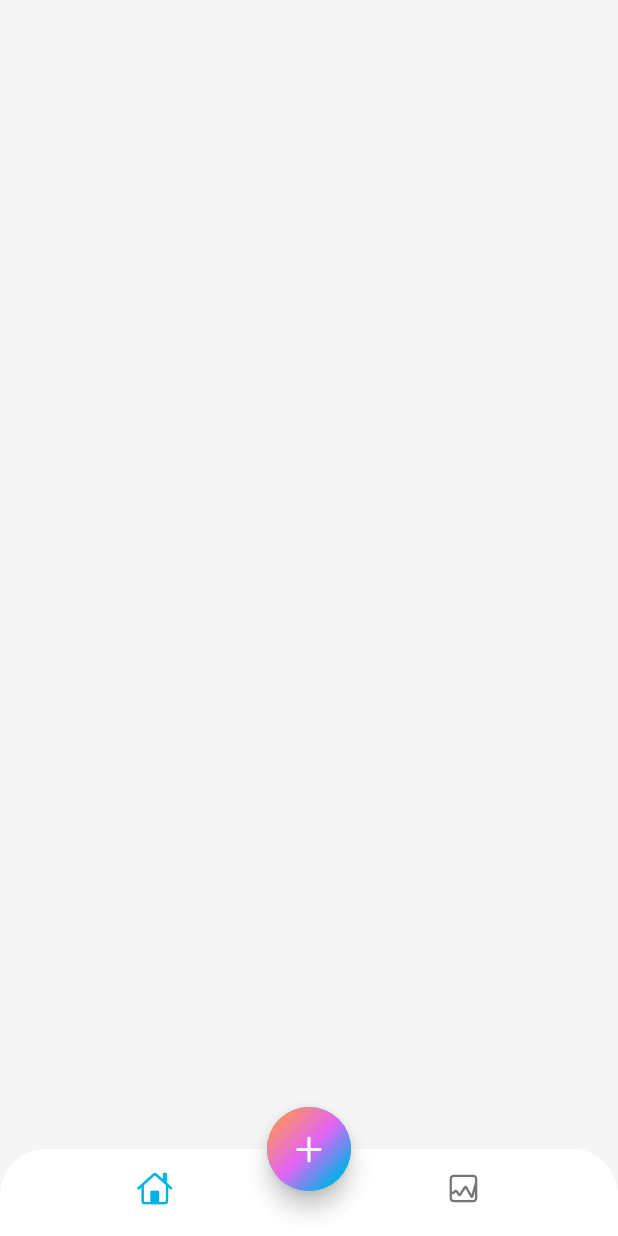
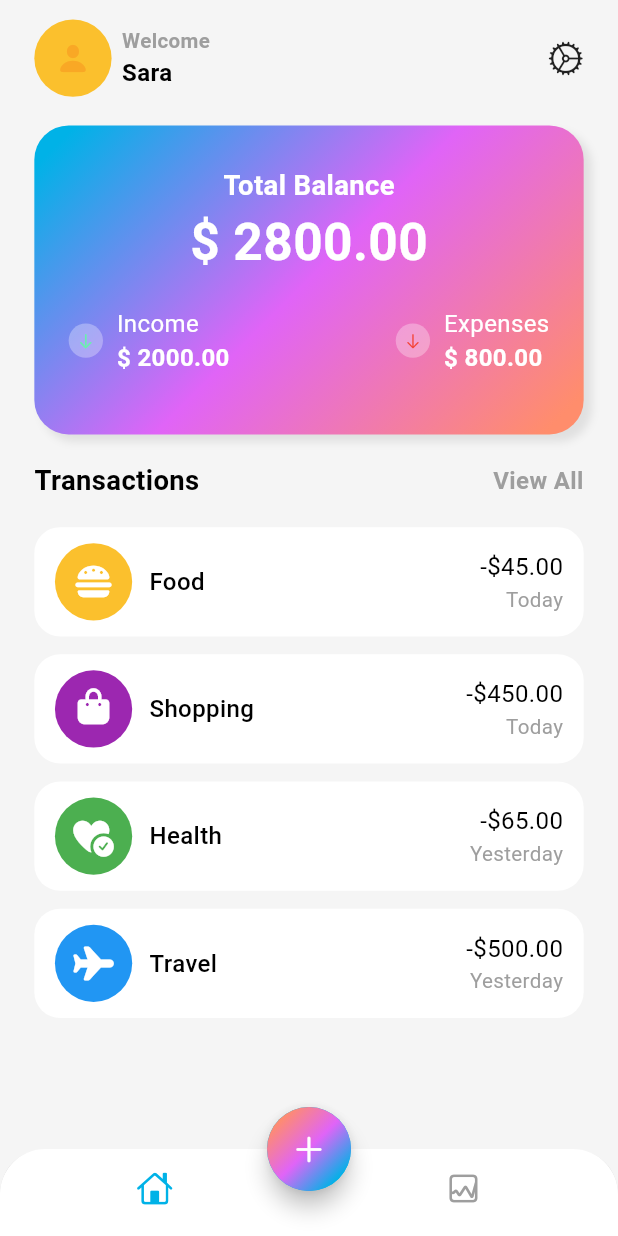
Before and after one commit to Sarahelkholy/expense_tracker, a Flutter app: the screen it shows after launch, on a phone screen of 412 x 824 dp. Run offline on Flutter 3.47's test engine with Material 3 defaults, Android fonts, the phone set to English and light mode, and no system bars; our stand-ins replace fl_chart, flutter_screenutil, font_awesome_flutter.

Commit message:
- created main screen - created transactions data - handeled navigation bar actions - created transaction card widget - created stats screen - created transaction chart

```diff
--- a/lib/app.dart
+++ b/lib/app.dart
@@ -1,11 +1,20 @@
 import 'package:expense_tracker/app_view.dart';
 import 'package:flutter/material.dart';
+import 'package:flutter_screenutil/flutter_screenutil.dart';
 
 class MyApp extends StatelessWidget {
   const MyApp({super.key});
 
   @override
   Widget build(BuildContext context) {
-    return AppView();
+    return ScreenUtilInit(
+      designSize: const Size(360, 690),
+      minTextAdapt: true,
+      splitScreenMode: true,
+      builder: (_, child) {
+        return MaterialApp(debugShowCheckedModeBanner: false, home: child);
+      },
+      child: const AppView(),
+    );
   }
 }
--- a/lib/app_view.dart
+++ b/lib/app_view.dart
@@ -16,6 +16,7 @@ class AppView extends StatelessWidget {
           primary: Color(0xFF00B2E7),
           secondary: Color(0xFFE064F7),
           tertiary: Color(0xFFFF8D6C),
+          outline: Colors.grey,
         ),
       ),
       home: HomeScreen(),
--- /dev/null
+++ b/lib/data/data.dart
@@ -0,0 +1,36 @@
+import 'package:flutter/material.dart';
+import 'package:font_awesome_flutter/font_awesome_flutter.dart';
+
+List transactionsArr = [
+  {
+    'icon': const FaIcon(FontAwesomeIcons.burger, color: Colors.white),
+    'color': Colors.yellow[700],
+    'name': 'Food',
+    'totalAmount': '-\$45.00',
+    'date': 'Today',
+  },
+  {
+    'icon': const FaIcon(FontAwesomeIcons.bagShopping, color: Colors.white),
+    'color': Colors.purple,
+    'name': 'Shopping',
+    'totalAmount': '-\$450.00',
+    'date': 'Today',
+  },
+  {
+    'icon': const FaIcon(
+      FontAwesomeIcons.heartCircleCheck,
+      color: Colors.white,
+    ),
+    'color': Colors.green,
+    'name': 'Health',
+    'totalAmount': '-\$65.00',
+    'date': 'Yesterday',
+  },
+  {
+    'icon': const FaIcon(FontAwesomeIcons.plane, color: Colors.white),
+    'color': Colors.blue,
+    'name': 'Travel',
+    'totalAmount': '-\$500.00',
+    'date': 'Yesterday',
+  },
+];
--- a/lib/screens/home/presentation/home_screen.dart
+++ b/lib/screens/home/presentation/home_screen.dart
@@ -1,29 +1,50 @@
 import 'dart:math';
 
+import 'package:expense_tracker/screens/home/presentation/main_screen.dart';
+import 'package:expense_tracker/screens/stats/presentation/stats_screen.dart';
 import 'package:flutter/cupertino.dart';
 import 'package:flutter/material.dart';
 
-class HomeScreen extends StatelessWidget {
+class HomeScreen extends StatefulWidget {
   const HomeScreen({super.key});
 
+  @override
+  State<HomeScreen> createState() => _HomeScreenState();
+}
+
+class _HomeScreenState extends State<HomeScreen> {
+  int index = 0;
+  late Color selectedColor = Theme.of(context).colorScheme.primary;
+  Color unselectedColor = Colors.grey;
   @override
   Widget build(BuildContext context) {
     return Scaffold(
       bottomNavigationBar: ClipRRect(
         borderRadius: BorderRadiusGeometry.vertical(top: Radius.circular(30)),
         child: BottomNavigationBar(
+          onTap: (value) {
+            setState(() {
+              index = value;
+            });
+          },
           backgroundColor: Colors.white,
           showSelectedLabels: false,
           showUnselectedLabels: false,
           elevation: 3,
 
-          items: const [
+          items: [
             BottomNavigationBarItem(
-              icon: Icon(CupertinoIcons.home),
+              icon: Icon(
+                CupertinoIcons.home,
+                color: index == 0 ? selectedColor : unselectedColor,
+              ),
               label: 'Home',
             ),
             BottomNavigationBarItem(
-              icon: Icon(CupertinoIcons.graph_square),
+              icon: Icon(
+                CupertinoIcons.graph_square,
+                color: index == 1 ? selectedColor : unselectedColor,
+              ),
               label: 'Stats',
             ),
           ],
@@ -50,6 +71,7 @@ class HomeScreen extends StatelessWidget {
           child: Icon(CupertinoIcons.add),
         ),
       ),
+      body: index == 0 ? MainScreen() : StatsScreen(),
     );
   }
 }
--- /dev/null
+++ b/lib/screens/home/presentation/main_screen.dart
@@ -0,0 +1,114 @@
+import 'package:expense_tracker/data/data.dart';
+import 'package:expense_tracker/screens/home/presentation/widgets/total_balance_container.dart';
+import 'package:expense_tracker/screens/home/presentation/widgets/transaction_card.dart';
+import 'package:flutter/cupertino.dart';
+import 'package:flutter/material.dart';
+import 'package:flutter_screenutil/flutter_screenutil.dart';
+
+class MainScreen extends StatelessWidget {
+  const MainScreen({super.key});
+
+  @override
+  Widget build(BuildContext context) {
+    return SafeArea(
+      child: Padding(
+        padding: EdgeInsets.symmetric(horizontal: 20.w, vertical: 10.h),
+        child: Column(
+          children: [
+            Row(
+              mainAxisAlignment: MainAxisAlignment.spaceBetween,
+              children: [
+                Row(
+                  children: [
+                    Stack(
+                      alignment: AlignmentGeometry.center,
+                      children: [
+                        Container(
+                          width: 45.w,
+                          height: 45.h,
+                          decoration: BoxDecoration(
+                            shape: BoxShape.circle,
+                            color: Colors.yellow[700],
+                          ),
+                        ),
+                        Icon(
+                          CupertinoIcons.person_fill,
+                          color: Colors.yellow[800],
+                        ),
+                      ],
+                    ),
+
+                    SizedBox(width: 6.w),
+                    Column(
+                      crossAxisAlignment: CrossAxisAlignment.start,
+                      children: [
+                        Text(
+                          'Welcome',
+                          style: TextStyle(
+                            fontSize: 12.sp,
+                            fontWeight: FontWeight.w600,
+                            color: Theme.of(context).colorScheme.outline,
+                          ),
+                        ),
+                        Text(
+                          'Sara',
+                          style: TextStyle(
+                            fontSize: 14.sp,
+                            fontWeight: FontWeight.bold,
+                            color: Theme.of(context).colorScheme.onSurface,
+                          ),
+                        ),
+                      ],
+                    ),
+                  ],
+                ),
+                Row(children: [Icon(CupertinoIcons.settings)]),
+              ],
+            ),
+            SizedBox(height: 15.h),
+            TotalBalanceContainer(),
+            SizedBox(height: 15.h),
+            Row(
+              mainAxisAlignment: MainAxisAlignment.spaceBetween,
+              children: [
+                Text(
+                  'Transactions',
+                  style: TextStyle(
+                    fontSize: 16.sp,
+                    color: Theme.of(context).colorScheme.onSurface,
+                    fontWeight: FontWeight.bold,
+                  ),
+                ),
+                GestureDetector(
+                  onTap: () {},
+                  child: Text(
+                    'View All',
+                    style: TextStyle(
+                      fontSize: 14.sp,
+                      color: Theme.of(context).colorScheme.outline,
+                      fontWeight: FontWeight.bold,
+                    ),
+                  ),
+                ),
+              ],
+            ),
+            SizedBox(height: 15.h),
+            Expanded(
+              child: ListView.builder(
+                itemCount: transactionsArr.length,
+                itemBuilder: (context, index) {
+                  final tObj = transactionsArr[index];
+                  return Padding(
+                    padding: EdgeInsetsGeometry.only(bottom: 10.h),
+
+                    child: TransactionCard(tObj: tObj),
+                  );
+                },
+              ),
+            ),
+          ],
+        ),
+      ),
+    );
+  }
+}
--- /dev/null
+++ b/lib/screens/home/presentation/widgets/total_balance_container.dart
@@ -0,0 +1,148 @@
+import 'dart:math';
+
+import 'package:flutter/cupertino.dart';
+import 'package:flutter/material.dart';
+import 'package:flutter_screenutil/flutter_screenutil.dart';
+
+class TotalBalanceContainer extends StatelessWidget {
+  const TotalBalanceContainer({super.key});
+
+  @override
+  Widget build(BuildContext context) {
+    return Container(
+      width: MediaQuery.of(context).size.width,
+      height: MediaQuery.of(context).size.width / 2,
+      decoration: BoxDecoration(
+        gradient: LinearGradient(
+          colors: [
+            Theme.of(context).colorScheme.primary,
+            Theme.of(context).colorScheme.secondary,
+            Theme.of(context).colorScheme.tertiary,
+          ],
+          transform: GradientRotation(pi / 4),
+        ),
+        borderRadius: BorderRadius.circular(20.r),
+        boxShadow: [
+          BoxShadow(
+            blurRadius: 4,
+            color: Colors.grey.shade300,
+            offset: const Offset(5, 5),
+          ),
+        ],
+      ),
+      child: Column(
+        mainAxisAlignment: MainAxisAlignment.center,
+        children: [
+          Text(
+            'Total Balance',
+            style: TextStyle(
+              fontSize: 16.sp,
+              fontWeight: FontWeight.w600,
+              color: Colors.white,
+            ),
+          ),
+          Text(
+            '\$ 2800.00',
+            style: TextStyle(
+              fontSize: 30.sp,
+              fontWeight: FontWeight.bold,
+              color: Colors.white,
+            ),
+          ),
+          SizedBox(height: 5.h),
+          Padding(
+            padding: EdgeInsets.symmetric(horizontal: 20.0.w, vertical: 10.h),
+            child: Row(
+              mainAxisAlignment: MainAxisAlignment.spaceBetween,
+              children: [
+                Row(
+                  children: [
+                    Container(
+                      width: 20.w,
+                      height: 20.h,
+                      decoration: BoxDecoration(
+                        color: Colors.white30,
+                        shape: BoxShape.circle,
+                      ),
+                      child: Center(
+                        child: Icon(
+                          CupertinoIcons.arrow_down,
+                          size: 12,
+                          color: Colors.greenAccent,
+                        ),
+                      ),
+                    ),
+                    SizedBox(width: 8.w),
+                    Column(
+                      crossAxisAlignment: CrossAxisAlignment.start,
+                      children: [
+                        Text(
+                          'Income',
+                          style: TextStyle(
+                            fontSize: 14.sp,
+                            fontWeight: FontWeight.w400,
+                            color: Colors.white,
+                          ),
+                        ),
+                        Text(
+                          '\$ 2000.00',
+                          style: TextStyle(
+                            fontSize: 14.sp,
+                            fontWeight: FontWeight.w600,
+                            color: Colors.white,
+                          ),
+                        ),
+                      ],
+                    ),
+                  ],
+                ),
+
+                Row(
+                  children: [
+                    Container(
+                      width: 20.w,
+                      height: 20.h,
+                      decoration: BoxDecoration(
+                        color: Colors.white30,
+                        shape: BoxShape.circle,
+                      ),
+                      child: Center(
+                        child: Icon(
+                          CupertinoIcons.arrow_down,
+                          size: 12,
+                          color: Colors.red,
+                        ),
+                      ),
+                    ),
+                    SizedBox(width: 8.w),
+                    Column(
+                      crossAxisAlignment: CrossAxisAlignment.start,
+                      children: [
+                        Text(
+                          'Expenses',
+                          style: TextStyle(
+                            fontSize: 14.sp,
+                            fontWeight: FontWeight.w400,
+                            color: Colors.white,
+                          ),
+                        ),
+                        Text(
+                          '\$ 800.00',
+                          style: TextStyle(
+                            fontSize: 14.sp,
+                            fontWeight: FontWeight.w600,
+                            color: Colors.white,
+                          ),
+                        ),
+                      ],
+                    ),
+                  ],
+                ),
+              ],
+            ),
+          ),
+        ],
+      ),
+    );
+  }
+}
--- /dev/null
+++ b/lib/screens/home/presentation/widgets/transaction_card.dart
@@ -0,0 +1,73 @@
+import 'package:flutter/material.dart';
+import 'package:flutter_screenutil/flutter_screenutil.dart';
+
+class TransactionCard extends StatelessWidget {
+  final Map tObj;
+  const TransactionCard({super.key, required this.tObj});
+
+  @override
+  Widget build(BuildContext context) {
+    return Container(
+      decoration: BoxDecoration(
+        color: Colors.white,
+        borderRadius: BorderRadius.circular(15.r),
+      ),
+      child: Padding(
+        padding: EdgeInsetsGeometry.symmetric(horizontal: 12.w, vertical: 8.h),
+        child: Row(
+          mainAxisAlignment: MainAxisAlignment.spaceBetween,
+          children: [
+            Row(
+              children: [
+                Stack(
+                  alignment: AlignmentGeometry.center,
+                  children: [
+                    Container(
+                      width: 45.w,
+                      height: 45.h,
+                      decoration: BoxDecoration(
+                        shape: BoxShape.circle,
+                        color: tObj['color'],
+                      ),
+                    ),
+                    tObj['icon'],
+                  ],
+                ),
+                SizedBox(width: 10.w),
+                Text(
+                  tObj['name'],
+                  style: TextStyle(
+                    fontSize: 14.sp,
+                    color: Theme.of(context).colorScheme.onSurface,
+                    fontWeight: FontWeight.w500,
+                  ),
+                ),
+              ],
+            ),
+            Column(
+              crossAxisAlignment: CrossAxisAlignment.end,
+              children: [
+                Text(
+                  tObj['totalAmount'],
+                  style: TextStyle(
+                    fontSize: 14.sp,
+                    fontWeight: FontWeight.w400,
+                    color: Theme.of(context).colorScheme.onSurface,
+                  ),
+                ),
+                Text(
+                  tObj['date'],
+                  style: TextStyle(
+                    fontSize: 12.sp,
+                    fontWeight: FontWeight.w400,
+                    color: Theme.of(context).colorScheme.outline,
+                  ),
+                ),
+              ],
+            ),
+          ],
+        ),
+      ),
+    );
+  }
+}
```
Also changed, not shown: lib/screens/stats/presentation/stats_screen.dart (added, +39 -0 lines), lib/screens/stats/presentation/widgets/my_chart.dart (added, +164 -0 lines), pubspec.yaml (+6 -18 lines), pubspec.lock.
